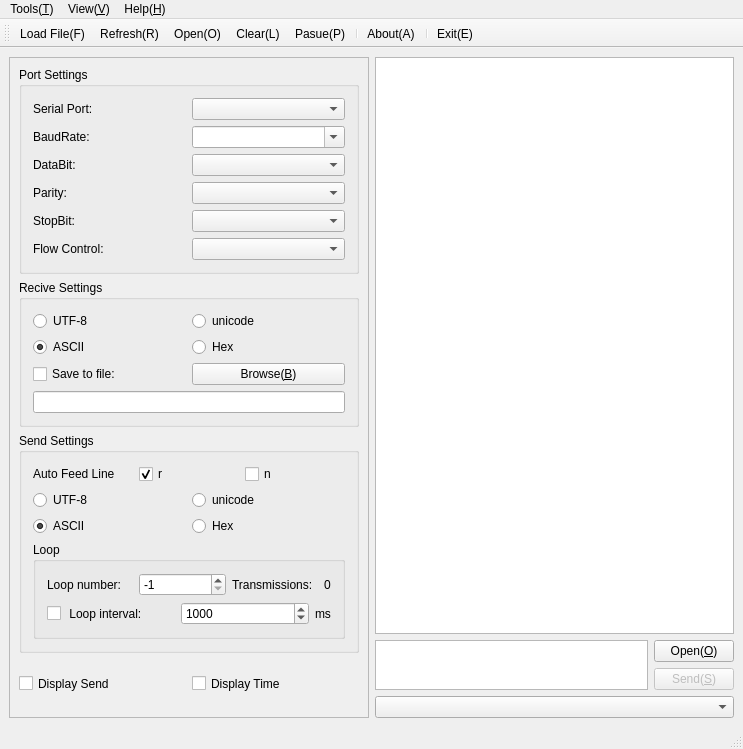
KangLin/SerialPortAssistant, file App/MainWindow.ui: the form before one commit.
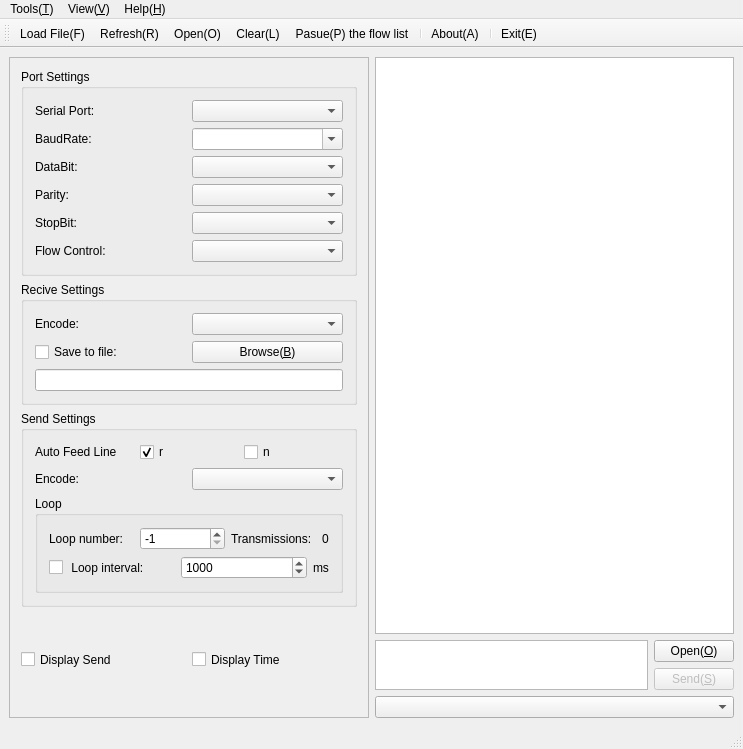
The form after the commit. Icons and pictures are not drawn.

Diff of the .ui file:
```diff
--- a/App/MainWindow.ui
+++ b/App/MainWindow.ui
@@ -212,21 +212,6 @@
               <enum>QFrame::Sunken</enum>
              </property>
              <layout class="QGridLayout" name="gridLayout_4">
-              <property name="leftMargin">
-               <number>9</number>
-              </property>
-              <property name="topMargin">
-               <number>9</number>
-              </property>
-              <property name="rightMargin">
-               <number>9</number>
-              </property>
-              <property name="bottomMargin">
-               <number>9</number>
-              </property>
-              <property name="spacing">
-               <number>6</number>
-              </property>
               <item row="0" column="0">
                <widget class="QGroupBox" name="groupBox">
                 <property name="sizePolicy">
@@ -371,7 +356,83 @@
                 </layout>
                </widget>
               </item>
-              <item row="3" column="0">
+              <item row="1" column="0">
+               <widget class="QGroupBox" name="groupBox_2">
+                <property name="sizePolicy">
+                 <sizepolicy hsizetype="Preferred" vsizetype="Maximum">
+                  <horstretch>0</horstretch>
+                  <verstretch>0</verstretch>
+                 </sizepolicy>
+                </property>
+                <property name="title">
+                 <string>Recive Settings</string>
+                </property>
+                <layout class="QGridLayout" name="gridLayout_2">
+                 <item row="2" column="0">
+                  <widget class="QLineEdit" name="leSaveToFile">
+                   <property name="sizePolicy">
+                    <sizepolicy hsizetype="Expanding" vsizetype="Preferred">
+                     <horstretch>0</horstretch>
+                     <verstretch>0</verstretch>
+                    </sizepolicy>
+                   </property>
+                  </widget>
+                 </item>
+                 <item row="0" column="0">
+                  <layout class="QHBoxLayout" name="horizontalLayout_17">
+                   <item>
+                    <widget class="QLabel" name="label_11">
+                     <property name="text">
+                      <string>Encode:</string>
+                     </property>
+                    </widget>
+                   </item>
+                   <item>
+                    <widget class="QComboBox" name="cbReciveEncoded">
+                     <property name="sizePolicy">
+                      <sizepolicy hsizetype="Preferred" vsizetype="Preferred">
+                       <horstretch>0</horstretch>
+                       <verstretch>0</verstretch>
+                      </sizepolicy>
+                     </property>
+                    </widget>
+                   </item>
+                  </layout>
+                 </item>
+                 <item row="1" column="0">
+                  <layout class="QHBoxLayout" name="horizontalLayout_16">
+                   <item>
+                    <widget class="QCheckBox" name="cbSaveToFile">
+                     <property name="sizePolicy">
+                      <sizepolicy hsizetype="Preferred" vsizetype="Preferred">
+                       <horstretch>0</horstretch>
+                       <verstretch>0</verstretch>
+                      </sizepolicy>
+                     </property>
+                     <property name="text">
+                      <string>Save to file:</string>
+                     </property>
+                    </widget>
+                   </item>
+                   <item>
+                    <widget class="QPushButton" name="pbBrowse">
+                     <property name="sizePolicy">
+                      <sizepolicy hsizetype="Preferred" vsizetype="Preferred">
+                       <horstretch>0</horstretch>
+                       <verstretch>0</verstretch>
+                      </sizepolicy>
+                     </property>
+                     <property name="text">
+                      <string>Browse(&amp;B)</string>
+                     </property>
+                    </widget>
+                   </item>
+                  </layout>
+                 </item>
+                </layout>
+               </widget>
+              </item>
+              <item row="2" column="0">
                <widget class="QGroupBox" name="groupBox_3">
                 <property name="sizePolicy">
                  <sizepolicy hsizetype="Preferred" vsizetype="Maximum">
@@ -383,37 +444,77 @@
                  <string>Send Settings</string>
                 </property>
                 <layout class="QGridLayout" name="gridLayout_3">
+                 <item row="0" column="0">
+                  <layout class="QHBoxLayout" name="horizontalLayout_11">
+                   <item>
+                    <widget class="QLabel" name="label_8">
+                     <property name="sizePolicy">
+                      <sizepolicy hsizetype="Preferred" vsizetype="Preferred">
+                       <horstretch>0</horstretch>
+                       <verstretch>0</verstretch>
+                      </sizepolicy>
+                     </property>
+                     <property name="text">
+                      <string>Auto Feed Line</string>
+                     </property>
+                    </widget>
+                   </item>
+                   <item>
+                    <widget class="QCheckBox" name="cbr">
+                     <property name="sizePolicy">
+                      <sizepolicy hsizetype="Preferred" vsizetype="Preferred">
+                       <horstretch>0</horstretch>
+                       <verstretch>0</verstretch>
+                      </sizepolicy>
+                     </property>
+                     <property name="text">
+                      <string>r</string>
+                     </property>
+                     <property name="checked">
+                      <bool>true</bool>
+                     </property>
+                    </widget>
+                   </item>
+                   <item>
+                    <widget class="QCheckBox" name="cbn">
+                     <property name="sizePolicy">
+                      <sizepolicy hsizetype="Preferred" vsizetype="Preferred">
+                       <horstretch>0</horstretch>
+                       <verstretch>0</verstretch>
+                      </sizepolicy>
+                     </property>
+                     <property name="text">
+                      <string>n</string>
+                     </property>
+                     <property name="checked">
+                      <bool>false</bool>
+                     </property>
+                    </widget>
+                   </item>
+                  </layout>
+                 </item>
                  <item row="1" column="0">
-                  <layout class="QHBoxLayout" name="horizontalLayout_13">
+                  <layout class="QHBoxLayout" name="horizontalLayout_7">
                    <item>
-                    <widget class="QRadioButton" name="rbSendUtf8">
-                     <property name="sizePolicy">
-                      <sizepolicy hsizetype="Preferred" vsizetype="Preferred">
-                       <horstretch>0</horstretch>
-                       <verstretch>0</verstretch>
-                      </sizepolicy>
-                     </property>
+                    <widget class="QLabel" name="label_12">
                      <property name="text">
-                      <string>UTF-8</string>
+                      <string>Encode:</string>
                      </property>
                     </widget>
                    </item>
                    <item>
-                    <widget class="QRadioButton" name="rbSendUnicode">
+                    <widget class="QComboBox" name="cbSendEncode">
                      <property name="sizePolicy">
                       <sizepolicy hsizetype="Preferred" vsizetype="Preferred">
                        <horstretch>0</horstretch>
                        <verstretch>0</verstretch>
                       </sizepolicy>
                      </property>
-                     <property name="text">
-                      <string>unicode</string>
-                     </property>
                     </widget>
                    </item>
                   </layout>
                  </item>
-                 <item row="3" column="0">
+                 <item row="2" column="0">
                   <widget class="QGroupBox" name="groupBox_4">
                    <property name="sizePolicy">
                     <sizepolicy hsizetype="Preferred" vsizetype="Preferred">
@@ -530,210 +631,10 @@
                    </layout>
                   </widget>
                  </item>
-                 <item row="0" column="0">
-                  <layout class="QHBoxLayout" name="horizontalLayout_11">
-                   <item>
-                    <widget class="QLabel" name="label_8">
-                     <property name="sizePolicy">
-                      <sizepolicy hsizetype="Preferred" vsizetype="Preferred">
-                       <horstretch>0</horstretch>
-                       <verstretch>0</verstretch>
-                      </sizepolicy>
-                     </property>
-                     <property name="text">
-                      <string>Auto Feed Line</string>
-                     </property>
-                    </widget>
-                   </item>
-                   <item>
-                    <widget class="QCheckBox" name="cbr">
-                     <property name="sizePolicy">
-                      <sizepolicy hsizetype="Preferred" vsizetype="Preferred">
-                       <horstretch>0</horstretch>
-                       <verstretch>0</verstretch>
-                      </sizepolicy>
-                     </property>
-                     <property name="text">
-                      <string>r</string>
-                     </property>
-                     <property name="checked">
-                      <bool>true</bool>
-                     </property>
-                    </widget>
-                   </item>
-                   <item>
-                    <widget class="QCheckBox" name="cbn">
-                     <property name="sizePolicy">
-                      <sizepolicy hsizetype="Preferred" vsizetype="Preferred">
-                       <horstretch>0</horstretch>
-                       <verstretch>0</verstretch>
-                      </sizepolicy>
-                     </property>
-                     <property name="text">
-                      <string>n</string>
-                     </property>
-                     <property name="checked">
-                      <bool>false</bool>
-                     </property>
-                    </widget>
-                   </item>
-                  </layout>
-                 </item>
-                 <item row="2" column="0">
-                  <layout class="QHBoxLayout" name="horizontalLayout_8">
-                   <item>
-                    <widget class="QRadioButton" name="rbSendASCII">
-                     <property name="sizePolicy">
-                      <sizepolicy hsizetype="Preferred" vsizetype="Preferred">
-                       <horstretch>0</horstretch>
-                       <verstretch>0</verstretch>
-                      </sizepolicy>
-                     </property>
-                     <property name="text">
-                      <string>ASCII</string>
-                     </property>
-                     <property name="checked">
-                      <bool>true</bool>
-                     </property>
-                    </widget>
-                   </item>
-                   <item>
-                    <widget class="QRadioButton" name="rbSendHex">
-                     <property name="sizePolicy">
-                      <sizepolicy hsizetype="Preferred" vsizetype="Preferred">
-                       <horstretch>0</horstretch>
-                       <verstretch>0</verstretch>
-                      </sizepolicy>
-                     </property>
-                     <property name="text">
-                      <string>Hex</string>
-                     </property>
-                    </widget>
-                   </item>
-                  </layout>
-                 </item>
                 </layout>
                </widget>
               </item>
-              <item row="2" column="0">
-               <widget class="QGroupBox" name="groupBox_2">
-                <property name="sizePolicy">
-                 <sizepolicy hsizetype="Preferred" vsizetype="Maximum">
-                  <horstretch>0</horstretch>
-                  <verstretch>0</verstretch>
-                 </sizepolicy>
-                </property>
-                <property name="title">
-                 <string>Recive Settings</string>
-                </property>
-                <layout class="QGridLayout" name="gridLayout_2">
-                 <item row="0" column="0">
-                  <layout class="QHBoxLayout" name="horizontalLayout_12">
-                   <item>
-                    <widget class="QRadioButton" name="rbReciverUtf8">
-                     <property name="sizePolicy">
-                      <sizepolicy hsizetype="Preferred" vsizetype="Preferred">
-                       <horstretch>0</horstretch>
-                       <verstretch>0</verstretch>
-                      </sizepolicy>
-                     </property>
-                     <property name="text">
-                      <string>UTF-8</string>
-                     </property>
-                    </widget>
-                   </item>
-                   <item>
-                    <widget class="QRadioButton" name="rbRecvieUnicode">
-                     <property name="sizePolicy">
-                      <sizepolicy hsizetype="Preferred" vsizetype="Preferred">
-                       <horstretch>0</horstretch>
-                       <verstretch>0</verstretch>
-                      </sizepolicy>
-                     </property>
-                     <property name="text">
-                      <string>unicode</string>
-                     </property>
-                    </widget>
-                   </item>
-                  </layout>
-                 </item>
-                 <item row="1" column="0">
-                  <layout class="QHBoxLayout" name="horizontalLayout_7">
-                   <item>
-                    <widget class="QRadioButton" name="rbReciveASCII">
-                     <property name="sizePolicy">
-                      <sizepolicy hsizetype="Preferred" vsizetype="Preferred">
-                       <horstretch>0</horstretch>
-                       <verstretch>0</verstretch>
-                      </sizepolicy>
-                     </property>
-                     <property name="text">
-                      <string>ASCII</string>
-                     </property>
-                     <property name="checked">
-                      <bool>true</bool>
-                     </property>
-                    </widget>
-                   </item>
-                   <item>
-                    <widget class="QRadioButton" name="rbReciveHex">
-                     <property name="sizePolicy">
-                      <sizepolicy hsizetype="Preferred" vsizetype="Preferred">
-                       <horstretch>0</horstretch>
-                       <verstretch>0</verstretch>
-                      </sizepolicy>
-                     </property>
-                     <property name="text">
-                      <string>Hex</string>
-                     </property>
-                    </widget>
-                   </item>
-                  </layout>
-                 </item>
-                 <item row="2" column="0">
-                  <layout class="QHBoxLayout" name="horizontalLayout_16">
-                   <item>
-                    <widget class="QCheckBox" name="cbSaveToFile">
-                     <property name="sizePolicy">
-                      <sizepolicy hsizetype="Preferred" vsizetype="Preferred">
-                       <horstretch>0</horstretch>
-                       <verstretch>0</verstretch>
-                      </sizepolicy>
-                     </property>
-                     <property name="text">
-                      <string>Save to file:</string>
-                     </property>
-                    </widget>
-                   </item>
-                   <item>
-                    <widget class="QPushButton" name="pbBrowse">
-                     <property name="sizePolicy">
-                      <sizepolicy hsizetype="Preferred" vsizetype="Preferred">
-                       <horstretch>0</horstretch>
-                       <verstretch>0</verstretch>
-                      </sizepolicy>
-                     </property>
-                     <property name="text">
-                      <string>Browse(&amp;B)</string>
-                     </property>
-                    </widget>
-                   </item>
-                  </layout>
-                 </item>
-                 <item row="3" column="0">
-                  <widget class="QLineEdit" name="leSaveToFile">
-                   <property name="sizePolicy">
-                    <sizepolicy hsizetype="Expanding" vsizetype="Preferred">
-                     <horstretch>0</horstretch>
-                     <verstretch>0</verstretch>
-                    </sizepolicy>
-                   </property>
-                  </widget>
-                 </item>
-                </layout>
-               </widget>
-              </item>
-              <item row="4" column="0">
+              <item row="3" column="0">
                <layout class="QHBoxLayout" name="horizontalLayout_15">
                 <item>
                  <widget class="QCheckBox" name="cbDisplaySend">
@@ -944,11 +845,17 @@
      <normaloff>:/icon/Pause</normaloff>:/icon/Pause</iconset>
    </property>
    <property name="text">
-    <string>Pasue(&amp;P)</string>
+    <string>Pasue(&amp;P) the flow list</string>
    </property>
    <property name="toolTip">
     <string>Pause the flow list</string>
    </property>
+   <property name="statusTip">
+    <string>Pause the flow list</string>
+   </property>
+   <property name="whatsThis">
+    <string>Pause the flow list</string>
+   </property>
   </action>
   <action name="actionLoad_File_F">
    <property name="icon">
```
